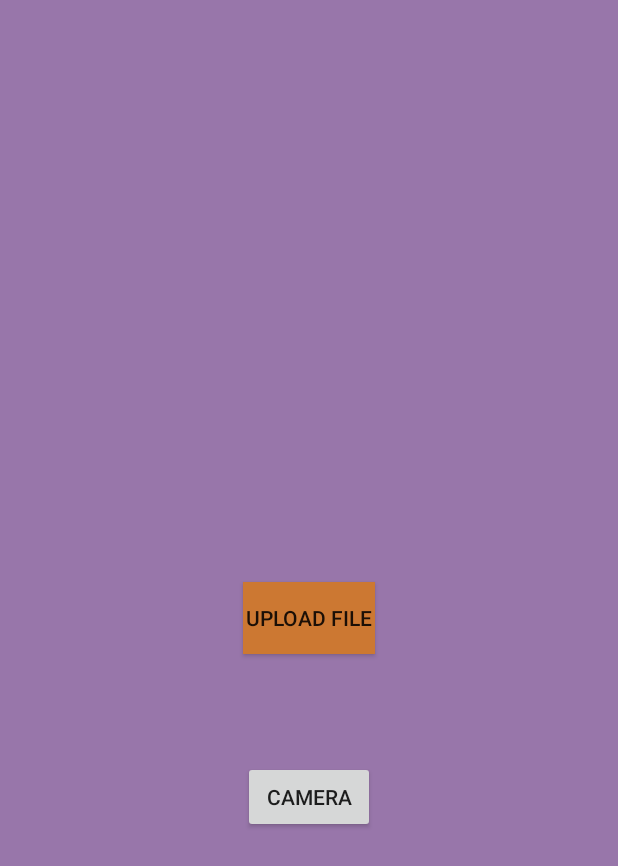
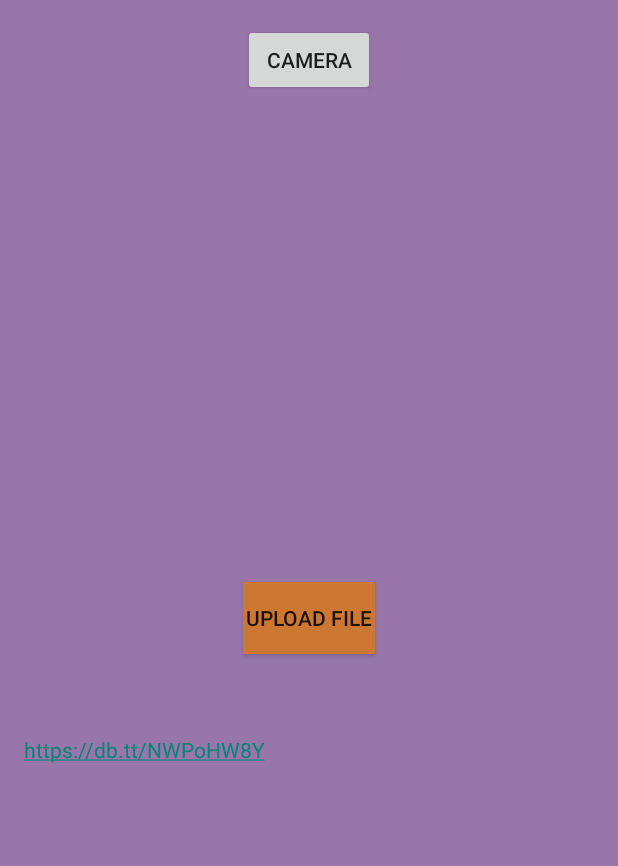
Before and after one commit to ramthechosenone/SnapStore, an Android app: the screen it shows after launch (MainActivity), on a phone screen of 412 x 824 dp. Shown: the top 866 px of the screen. Run offline under Robolectric (Android 15) with nearby library versions, the phone set to English and light mode, and no system bars; our stand-ins replace ButterKnife; libraries missing offline, so code that uses them is left out: com.dropbox.client2; 5 statements that could not run were skipped.

```diff
--- a/app/src/main/java/com/example/ram/snapstore/MainActivity.java
+++ b/app/src/main/java/com/example/ram/snapstore/MainActivity.java
@@ -5,21 +5,29 @@ import android.content.Intent;
 import android.graphics.Bitmap;
 import android.net.Uri;
 import android.nfc.Tag;
+import android.os.DropBoxManager;
 import android.os.Environment;
+import android.os.Handler;
+import android.os.Message;
 import android.provider.MediaStore;
 import android.support.v7.app.ActionBarActivity;
 import android.os.Bundle;
+import android.text.method.LinkMovementMethod;
+import android.text.util.Linkify;
 import android.util.Log;
 import android.view.Menu;
 import android.view.MenuItem;
 import android.view.View;
 import android.widget.Button;
+import android.widget.LinearLayout;
+import android.widget.TextView;
 import android.widget.Toast;
 
 import com.dropbox.client2.DropboxAPI;
 import com.dropbox.client2.android.AndroidAuthSession;
 import com.dropbox.client2.exception.DropboxException;
 import com.dropbox.client2.session.AppKeyPair;
+
 
 import java.io.ByteArrayOutputStream;
 import java.io.File;
@@ -28,7 +36,9 @@ import java.io.FileNotFoundException;
 import java.io.FileOutputStream;
 import java.io.IOException;
 import java.text.SimpleDateFormat;
+import java.util.ArrayList;
 import java.util.Date;
+import java.util.Map;
 
 import butterknife.ButterKnife;
 import butterknife.InjectView;
@@ -45,16 +55,28 @@ public class MainActivity extends Activity implements View.OnClickListener {
     private static final int CAPTURE_IMAGE_ACTIVITY_REQUEST_CODE = 0;
     private Uri fileUri;
 
+    public static String fileName;
+
 
     public static File mediaFile;
 
 
     private DropboxAPI<AndroidAuthSession> mDBApi;
 
+
+    private LinearLayout container;
+
     @InjectView(R.id.fileUploadButton)
     Button mFileUpload;
     @InjectView(R.id.Camera_button)
     Button mCameraButton;
+
+   // TextView tv = new TextView(MainActivity.this);
+
+//    TextView tv = (TextView) findViewById(R.id.tView);
+
+
+
 
     @Override
     protected void onCreate(Bundle savedInstanceState)
@@ -66,8 +88,11 @@ public class MainActivity extends Activity implements View.OnClickListener {
 
         ButterKnife.inject(this);
 
+        container = (LinearLayout) findViewById(R.id.containers);
 
-        mFileUpload.setOnClickListener(this);
+
+
+
 
         mCameraButton.setOnClickListener(this);
 
@@ -76,13 +101,19 @@ public class MainActivity extends Activity implements View.OnClickListener {
         mDBApi = new DropboxAPI<AndroidAuthSession>(session);
 
 
+        mDBApi.getSession().startOAuth2Authentication(MainActivity.this);
 
 
+        mFileUpload.setOnClickListener(new View.OnClickListener() {
 
-        mDBApi.getSession().startOAuth2Authentication(MainActivity.this);
+            @Override
+            public void onClick(View v) {
+                FilesLister filesLister = new FilesLister(mDBApi, handler);
+                filesLister.execute();
+            }
+        });
 
     }
-
 
 
     protected void onResume() {
@@ -102,22 +133,35 @@ public class MainActivity extends Activity implements View.OnClickListener {
 
     }
 
+    private final Handler handler = new Handler() {
+        public void handleMessage(Message msg) {
+            ArrayList<String> result = msg.getData().getStringArrayList("data");
+            for (String fileName : result) {
+                Log.i("ListFiles", fileName);
+                TextView tv = new TextView(MainActivity.this);
+
+
+                tv.setText(fileName);
+                Linkify.addLinks(tv, Linkify.WEB_URLS);
+
+
+
+
+
+               container.addView(tv);
+            }
+        }
+    };
+
         @Override
         public void onClick(View v) {
 
-//        if (mFileUpload != null) {
-//            FileUpload fileUpload = new FileUpload(mDBApi, this, imagePath);
-//            fileUpload.execute();
-//        }
 
-        if (mCameraButton != null) {
             Intent cameraIntent = new Intent(MediaStore.ACTION_IMAGE_CAPTURE);
 
             fileUri = getOutputMediaFileUri(MEDIA_TYPE_IMAGE);
 
             // System.out.println(fileUri);
-
-
 
 
             cameraIntent.putExtra(MediaStore.EXTRA_OUTPUT, fileUri);
@@ -126,9 +170,8 @@ public class MainActivity extends Activity implements View.OnClickListener {
             startActivityForResult(cameraIntent, CAPTURE_IMAGE_ACTIVITY_REQUEST_CODE);
 
 
+        }
 
-        }
-    }
 
         private static Uri getOutputMediaFileUri(int type) {
             return Uri.fromFile(getOutputMediaFile(type));
@@ -137,8 +180,7 @@ public class MainActivity extends Activity implements View.OnClickListener {
         /**
          * Create a File for saving an image
          */
-    private static File getOutputMediaFile(int type)
-    {
+        private static File getOutputMediaFile(int type) {
             // To be safe, you should check that the SDCard is mounted
             // using Environment.getExternalStorageState() before doing this.
 
@@ -158,6 +200,10 @@ public class MainActivity extends Activity implements View.OnClickListener {
             // Create a media file name
             String timeStamp = new SimpleDateFormat("yyyyMMdd_HHmmss").format(new Date());
 
+
+
+            fileName = "IMG_" + timeStamp + ".jpg";
+
             File temp;
             if (type == MEDIA_TYPE_IMAGE) {
                 mediaFile = new File(mediaStorageDir.getPath() + File.separator +
@@ -175,10 +221,50 @@ public class MainActivity extends Activity implements View.OnClickListener {
             super.onActivityResult(CAPTURE_IMAGE_ACTIVITY_REQUEST_CODE, resultCode, data);
 
 
-        FileUpload fileUpload = new FileUpload(mDBApi,mediaFile);
+            FileUpload fileUpload = new FileUpload(mDBApi, mediaFile, fileName);
             fileUpload.execute();
 
 
         }
 
     }
+
+//    private void metaFetcher() throws DropboxException {
+//
+//        //DropboxAPI dropboxAPI = new DropboxAPI();
+//
+//        String path = "/";
+//
+//        int i=0;
+//
+//
+//        DropboxAPI.Entry entries = mDBApi.metadata(path, 100, null, true, null);
+//
+//        for (DropboxAPI.Entry e : entries.contents) {
+//            if (!e.isDeleted) {
+//                Log.i("Is Folder",String.valueOf(e.isDir));
+//                Log.i("Item Name",e.fileName());
+//            }
+//        }
+
+//        String[] fnames = null;
+//        DropboxAPI.Entry dirent = mDBApi.metadata("/", 1000, null, true, null);
+//        ArrayList<DropBoxManager.Entry> files = new ArrayList<DropBoxManager.Entry>();
+//        ArrayList<String> dir=new ArrayList<String>();
+//
+//        for (DropboxAPI.Entry ent: dirent.contents)
+//        {
+//            files.add(ent);// Add it to the list of thumbs we can choose from
+//            //dir = new ArrayList<String>();
+//            dir.add(new String(files.get(i++).path));
+//        }
+//        i=0;
+//        fnames=dir.toArray(new String[dir.size()]);
+//
+//        return fnames;
+
+
+        //mDBApi.metadata(pathToRoot, 10, null, false, null);
+
+
+    //}
--- a/app/src/main/res/layout/activity_main.xml
+++ b/app/src/main/res/layout/activity_main.xml
@@ -5,7 +5,8 @@
     android:paddingTop="@dimen/activity_vertical_margin"
     android:paddingBottom="@dimen/activity_vertical_margin" tools:context=".MainActivity"
     android:transitionGroup="true"
-    android:background="#FF9876AA">
+    android:background="#FF9876AA"
+    android:autoLink="web">
 
     <Button
         android:layout_width="wrap_content"
@@ -21,7 +22,33 @@
         android:layout_height="wrap_content"
         android:text="Camera"
         android:id="@+id/Camera_button"
+        android:layout_alignParentTop="true"
+        android:layout_centerHorizontal="true" />
+
+    <ScrollView
+        android:layout_width="fill_parent"
+        android:layout_height="match_parent"
+        android:id="@+id/scrollView"
         android:layout_below="@+id/fileUploadButton"
         android:layout_centerHorizontal="true"
-        android:layout_marginTop="71dp" />
+        android:layout_marginTop="54dp"
+        android:layout_alignParentEnd="false" >
+
+        <LinearLayout
+            android:orientation="vertical"
+            android:layout_width="match_parent"
+            android:layout_height="match_parent"
+            android:focusableInTouchMode="true"
+            android:id="@+id/containers"
+            android:autoLink="web">
+
+            <TextView
+                android:layout_width="wrap_content"
+                android:layout_height="wrap_content"
+                android:text="https://db.tt/NWPoHW8Y"
+                android:id="@+id/tv"
+                android:autoLink="web"/>
+        </LinearLayout>
+    </ScrollView>
+
 </RelativeLayout>
```
Also changed, not shown: app/src/main/java/com/example/ram/snapstore/FileUpload.java (+6 -2 lines), app/src/main/java/com/example/ram/snapstore/FilesLister.java (added, +146 -0 lines). Lines whose indentation alone changed are shown as unchanged.
